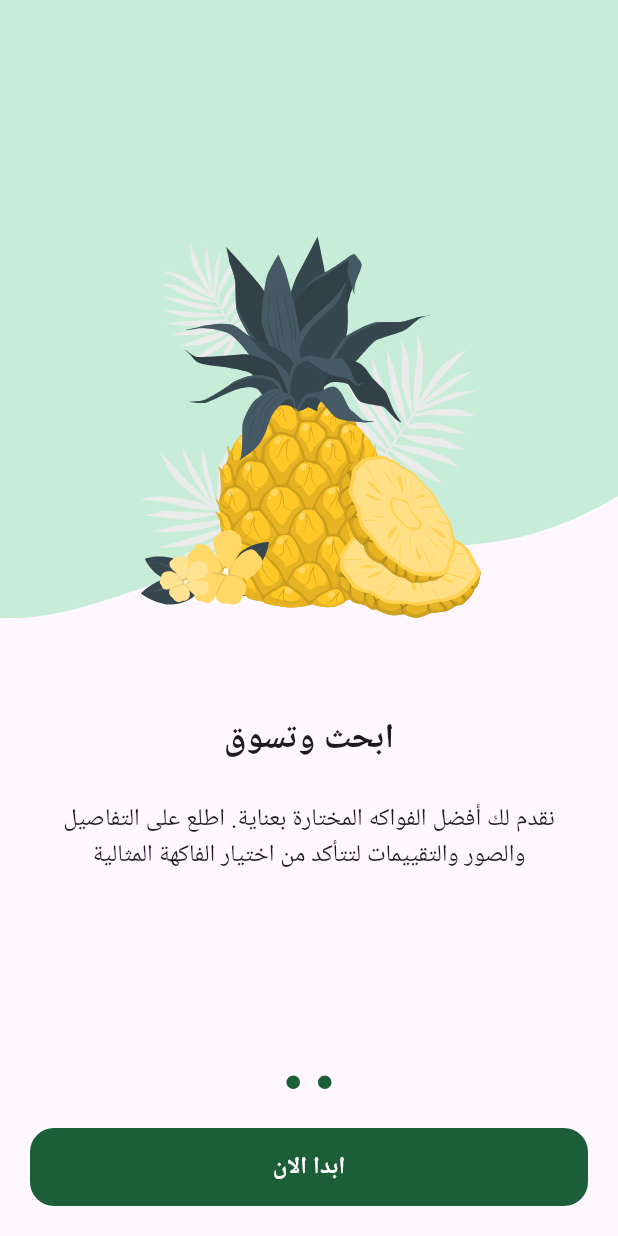
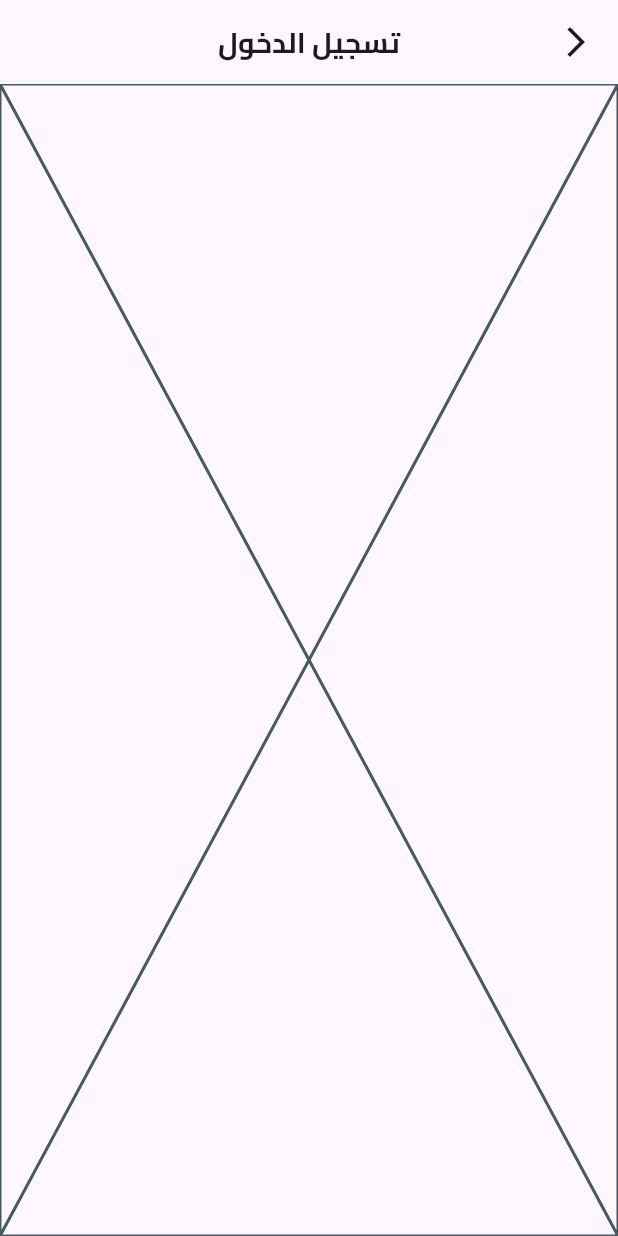
Before and after one commit to omarelshahawy00/Fresh-Fruity, a Flutter app: the screen it shows after launch, after a tap on "تخط", on a phone screen of 412 x 824 dp. Run offline on Flutter 3.47's test engine with Material 3 defaults, Android fonts, the phone set to English and light mode, and no system bars; drawn by our look-alikes of dots_indicator; our stand-ins replace flutter_svg, shared_preferences.

Commit message:
implement onboarding flow with shared preferences and login screen navigation

```diff
--- a/lib/core/helper_functions/on_generate_rout.dart
+++ b/lib/core/helper_functions/on_generate_route.dart
@@ -1,3 +1,4 @@
+import 'package:ecommerce_app/features/auth/ui/screens/login_screen.dart';
 import 'package:ecommerce_app/features/onboarding/ui/screens/onboarding_screen.dart';
 import 'package:ecommerce_app/features/splash/ui/screens/splash_screen.dart';
 import 'package:flutter/material.dart';
@@ -5,6 +6,7 @@ import 'package:flutter/material.dart';
 class AppRouter {
   static const String splashScreen = 'splashScreen';
   static const String onboardingScreen = 'onboardingScreen';
+  static const String loginScreen = 'loginScreen';
   static Route<dynamic> onGenerateRoute(RouteSettings settings) {
     switch (settings.name) {
       case splashScreen:
@@ -12,6 +14,10 @@ class AppRouter {
       case onboardingScreen:
         return MaterialPageRoute(
             builder: (context) => const OnboardingScreen());
+      case loginScreen:
+        return MaterialPageRoute(
+          builder: (context) => const LoginScreen(),
+        );
       default:
         return MaterialPageRoute(builder: (context) => const Scaffold());
     }
--- /dev/null
+++ b/lib/core/services/shared_preferences_singletone.dart
@@ -0,0 +1,17 @@
+import 'package:shared_preferences/shared_preferences.dart';
+
+class Prefs {
+  static late SharedPreferences _instance;
+
+  static Future<void> init() async {
+    _instance = await SharedPreferences.getInstance();
+  }
+
+  static setBool(String key, bool value) {
+    _instance.setBool(key, value);
+  }
+
+  static getBool(String key) {
+    return _instance.getBool(key) ?? false;
+  }
+}
--- a/lib/core/theming/styles.dart
+++ b/lib/core/theming/styles.dart
@@ -1,143 +1,35 @@
-import 'package:ecommerce_app/core/theming/colors.dart';
-import 'package:ecommerce_app/core/theming/font_weight_helper.dart';
 import 'package:flutter/material.dart';
 
 class TextStyles {
-  static TextStyle font24BlackBold = TextStyle(
-    fontSize: 24,
-    fontWeight: FontWeightHelper.bold,
-    color: Colors.black,
+  static const TextStyle size19Weight700 = TextStyle(
+    fontFamily: 'Cairo',
+    fontSize: 19.0,
+    fontWeight: FontWeight.w700,
   );
 
-  static TextStyle font32BlueBold = TextStyle(
-    fontSize: 32,
-    fontWeight: FontWeightHelper.bold,
-    color: ColorsManager.mainBlue,
+  static const TextStyle size13Weight600 = TextStyle(
+    fontFamily: 'Cairo',
+    fontSize: 13.0,
+    fontWeight: FontWeight.w600,
+    color: Color(0xFF949D9E),
   );
 
-  static TextStyle font13BlueSemiBold = TextStyle(
-    fontSize: 13,
-    fontWeight: FontWeightHelper.semiBold,
-    color: ColorsManager.mainBlue,
-  );
-
-  static TextStyle font13DarkBlueMedium = TextStyle(
-    fontSize: 13,
-    fontWeight: FontWeightHelper.medium,
-    color: ColorsManager.darkBlue,
-  );
-
-  static TextStyle font13DarkBlueRegular = TextStyle(
-    fontSize: 13,
-    fontWeight: FontWeightHelper.regular,
-    color: ColorsManager.darkBlue,
-  );
-
-  static TextStyle font24BlueBold = TextStyle(
-    fontSize: 24,
-    fontWeight: FontWeightHelper.bold,
-    color: ColorsManager.mainBlue,
-  );
-
-  static TextStyle font16WhiteSemiBold = TextStyle(
-    fontSize: 16,
-    fontWeight: FontWeightHelper.semiBold,
+  static const TextStyle size16Weight700 = TextStyle(
+    fontFamily: 'Cairo',
+    fontSize: 16.0,
+    fontWeight: FontWeight.w700,
     color: Colors.white,
   );
 
-  static TextStyle font13GrayRegular = TextStyle(
-    fontSize: 13,
-    fontWeight: FontWeightHelper.regular,
-    color: ColorsManager.gray,
+  static const TextStyle size16Weight600 = TextStyle(
+    fontFamily: 'Cairo',
+    fontSize: 16.0,
+    fontWeight: FontWeight.w600,
   );
 
-  static TextStyle font12GrayRegular = TextStyle(
-    fontSize: 12,
-    fontWeight: FontWeightHelper.regular,
-    color: ColorsManager.gray,
-  );
-
-  static TextStyle font12GrayMedium = TextStyle(
-    fontSize: 12,
-    fontWeight: FontWeightHelper.medium,
-    color: ColorsManager.gray,
-  );
-
-  static TextStyle font12DarkBlueRegular = TextStyle(
-    fontSize: 12,
-    fontWeight: FontWeightHelper.regular,
-    color: ColorsManager.darkBlue,
-  );
-
-  static TextStyle font12BlueRegular = TextStyle(
-    fontSize: 12,
-    fontWeight: FontWeightHelper.regular,
-    color: ColorsManager.mainBlue,
-  );
-
-  static TextStyle font13BlueRegular = TextStyle(
-    fontSize: 13,
-    fontWeight: FontWeightHelper.regular,
-    color: ColorsManager.mainBlue,
-  );
-
-  static TextStyle font14GrayRegular = TextStyle(
-    fontSize: 14,
-    fontWeight: FontWeightHelper.regular,
-    color: ColorsManager.gray,
-  );
-
-  static TextStyle font14LightGrayRegular = TextStyle(
-    fontSize: 14,
-    fontWeight: FontWeightHelper.regular,
-    color: ColorsManager.lightGray,
-  );
-
-  static TextStyle font14DarkBlueMedium = TextStyle(
-    fontSize: 14,
-    fontWeight: FontWeightHelper.medium,
-    color: ColorsManager.darkBlue,
-  );
-
-  static TextStyle font14DarkBlueBold = TextStyle(
-    fontSize: 14,
-    fontWeight: FontWeightHelper.bold,
-    color: ColorsManager.darkBlue,
-  );
-
-  static TextStyle font16WhiteMedium = TextStyle(
-    fontSize: 16,
-    fontWeight: FontWeightHelper.medium,
-    color: Colors.white,
-  );
-
-  static TextStyle font14BlueSemiBold = TextStyle(
-    fontSize: 14,
-    fontWeight: FontWeightHelper.semiBold,
-    color: ColorsManager.mainBlue,
-  );
-
-  static TextStyle font15DarkBlueMedium = TextStyle(
-    fontSize: 15,
-    fontWeight: FontWeightHelper.medium,
-    color: ColorsManager.darkBlue,
-  );
-
-  static TextStyle font18DarkBlueBold = TextStyle(
-    fontSize: 18,
-    fontWeight: FontWeightHelper.bold,
-    color: ColorsManager.darkBlue,
-  );
-
-  static TextStyle font18DarkBlueSemiBold = TextStyle(
-    fontSize: 18,
-    fontWeight: FontWeightHelper.semiBold,
-    color: ColorsManager.darkBlue,
-  );
-
-  static TextStyle font18WhiteMedium = TextStyle(
-    fontSize: 18,
-    fontWeight: FontWeightHelper.medium,
-    color: Colors.white,
+  static const TextStyle size23Weight700 = TextStyle(
+    fontFamily: 'Cairo',
+    fontSize: 23.0,
+    fontWeight: FontWeight.w700,
   );
 }
--- /dev/null
+++ b/lib/core/utils/constants.dart
@@ -0,0 +1 @@
+const isOnBoardingViewSeen = 'isOnBoardingViewSeen';
--- a/lib/core/widgets/app_text_button.dart
+++ b/lib/core/widgets/app_text_button.dart
@@ -43,7 +43,7 @@ class AppTextButton extends StatelessWidget {
         onPressed: onPressed,
         child: Text(
           buttonText,
-          style: textStyle ?? TextStyles.font16WhiteSemiBold,
+          style: textStyle ?? TextStyles.size16Weight700,
         ));
   }
 }
--- a/lib/core/widgets/app_text_form_field.dart
+++ b/lib/core/widgets/app_text_form_field.dart
@@ -35,7 +35,7 @@ class AppTextFormField extends StatelessWidget {
       decoration: InputDecoration(
         isDense: true,
         hintText: hintText,
-        hintStyle: hintTextStyle ?? TextStyles.font14LightGrayRegular,
+        hintStyle: hintTextStyle ?? TextStyles.size13Weight600,
         fillColor: ColorsManager.moreLightGray,
         filled: true,
         suffixIcon: suffixIcon,
--- /dev/null
+++ b/lib/core/widgets/custom_appbar.dart
@@ -0,0 +1,15 @@
+import 'package:flutter/material.dart';
+
+import '../theming/styles.dart';
+
+AppBar buildAppbar(context, {required String title}) {
+  return AppBar(
+    elevation: 0,
+    leading: Icon(Icons.arrow_back_ios_new),
+    title: Text(
+      title,
+      style: TextStyles.size19Weight700,
+    ),
+    centerTitle: true,
+  );
+}
--- /dev/null
+++ b/lib/features/auth/ui/screens/login_screen.dart
@@ -0,0 +1,16 @@
+import 'package:ecommerce_app/features/auth/ui/screens/widgets/login_screen_body.dart';
+import 'package:flutter/material.dart';
+
+import '../../../../core/widgets/custom_appbar.dart';
+
+class LoginScreen extends StatelessWidget {
+  const LoginScreen({super.key});
+
+  @override
+  Widget build(BuildContext context) {
+    return Scaffold(
+      appBar: buildAppbar(context, title: 'تسجيل الدخول'),
+      body: LoginScreenBody(),
+    );
+  }
+}
--- /dev/null
+++ b/lib/features/auth/ui/screens/widgets/login_screen_body.dart
@@ -0,0 +1,10 @@
+import 'package:flutter/material.dart';
+
+class LoginScreenBody extends StatelessWidget {
+  const LoginScreenBody({super.key});
+
+  @override
+  Widget build(BuildContext context) {
+    return const Placeholder();
+  }
+}
--- a/lib/features/onboarding/ui/screens/widgets/onboarding_page_view.dart
+++ b/lib/features/onboarding/ui/screens/widgets/onboarding_page_view.dart
@@ -1,4 +1,8 @@
+import 'package:ecommerce_app/core/helper_functions/on_generate_route.dart';
+import 'package:ecommerce_app/core/services/shared_preferences_singletone.dart';
+import 'package:ecommerce_app/core/theming/styles.dart';
 import 'package:ecommerce_app/core/utils/const_images.dart';
+import 'package:ecommerce_app/core/utils/constants.dart';
 import 'package:ecommerce_app/features/onboarding/ui/screens/widgets/page_view_item.dart';
 import 'package:flutter/material.dart';
 
@@ -12,8 +16,18 @@ class OnboardingPageView extends StatelessWidget {
       children: [
         PageViewItem(
           skipTitle: GestureDetector(
-            onTap: () => pageController.jumpToPage(1),
-            child: Text('تخط'),
+            onTap: () {
+              Prefs.setBool(isOnBoardingViewSeen, true);
+              Navigator.pushReplacementNamed(context, AppRouter.loginScreen);
+            },
+            child: Text(
+              'تخط',
+              style: TextStyle(
+                fontSize: 13,
+                fontWeight: FontWeight.w400,
+                color: Colors.grey,
+              ),
+            ),
           ),
           backgroundImage: ConstImages.onboardingBackground1,
           title: Row(
@@ -21,11 +35,17 @@ class OnboardingPageView extends StatelessWidget {
             children: [
               Text(
                 'مرحبًا بك في',
-                style: TextStyle(fontSize: 23, fontWeight: FontWeight.w700),
+                style: TextStyles.size23Weight700,
               ),
-              Text(
-                'FreshFruity',
-                style: TextStyle(fontSize: 23, fontWeight: FontWeight.w700),
+              Row(
+                children: [
+                  Text(
+                    ' Fruity',
+                    style: TextStyles.size23Weight700
+                        .copyWith(color: Color(0xfff4a91f)),
+                  ),
+                  Text('&Fresh', style: TextStyles.size23Weight700),
+                ],
               ),
             ],
           ),
@@ -40,7 +60,7 @@ class OnboardingPageView extends StatelessWidget {
             children: [
               Text(
                 'ابحث وتسوق',
-                style: TextStyle(fontSize: 23, fontWeight: FontWeight.w700),
+                style: TextStyles.size23Weight700,
               ),
             ],
           ),
--- a/lib/features/onboarding/ui/screens/widgets/onboarding_screen_body.dart
+++ b/lib/features/onboarding/ui/screens/widgets/onboarding_screen_body.dart
@@ -1,10 +1,12 @@
 import 'package:dots_indicator/dots_indicator.dart';
+import 'package:ecommerce_app/core/helper_functions/on_generate_route.dart';
+import 'package:ecommerce_app/core/services/shared_preferences_singletone.dart';
 import 'package:ecommerce_app/core/theming/colors.dart';
-import 'package:ecommerce_app/core/utils/const_images.dart';
 import 'package:ecommerce_app/core/widgets/app_text_button.dart';
 import 'package:ecommerce_app/features/onboarding/ui/screens/widgets/onboarding_page_view.dart';
 import 'package:flutter/material.dart';
-import 'package:flutter_svg/svg.dart';
+
+import '../../../../../core/utils/constants.dart';
 
 class OnboardingScreenBody extends StatefulWidget {
   const OnboardingScreenBody({super.key});
@@ -60,7 +62,10 @@ class _OnboardingScreenBodyState extends State<OnboardingScreenBody> {
             maintainState: true,
             visible: currentPage == 0 ? false : true,
             child: AppTextButton(
-              onPressed: () {},
+              onPressed: () {
+                Prefs.setBool(isOnBoardingViewSeen, true);
+                Navigator.pushReplacementNamed(context, AppRouter.loginScreen);
+              },
               buttonText: 'ابدا الان',
               backgroundColor: ColorsManager.mainGreen,
             ),
--- a/lib/features/onboarding/ui/screens/widgets/page_view_item.dart
+++ b/lib/features/onboarding/ui/screens/widgets/page_view_item.dart
@@ -1,4 +1,4 @@
-import 'package:dots_indicator/dots_indicator.dart';
+import 'package:ecommerce_app/core/theming/styles.dart';
 import 'package:flutter/material.dart';
 import 'package:flutter_svg/svg.dart';
 
@@ -59,7 +59,7 @@ class PageViewItem extends StatelessWidget {
               Text(
                 textAlign: TextAlign.center,
                 subTitle,
-                style: TextStyle(fontSize: 16),
+                style: TextStyles.size13Weight600.copyWith(color: Colors.black),
               ),
             ],
           ),
--- a/lib/features/splash/ui/screens/widgets/splash_screen_body.dart
+++ b/lib/features/splash/ui/screens/widgets/splash_screen_body.dart
@@ -1,8 +1,10 @@
+import 'package:ecommerce_app/core/services/shared_preferences_singletone.dart';
 import 'package:ecommerce_app/core/utils/app_images.dart';
+import 'package:ecommerce_app/core/utils/constants.dart';
 import 'package:flutter/material.dart';
 import 'package:flutter_svg/svg.dart';
 
-import '../../../../../core/helper_functions/on_generate_rout.dart';
+import '../../../../../core/helper_functions/on_generate_route.dart';
 
 class SplashScreenBody extends StatefulWidget {
   const SplashScreenBody({super.key});
@@ -42,8 +44,16 @@ class _SplashScreenBodyState extends State<SplashScreenBody> {
   }
 
   void navigationTiming() {
-    Future.delayed(const Duration(seconds: 3), () {
-      Navigator.pushReplacementNamed(context, AppRouter.onboardingScreen);
-    });
+    Future.delayed(
+      const Duration(seconds: 3),
+      () {
+        bool seen = Prefs.getBool(isOnBoardingViewSeen);
+        if (seen == false) {
+          Navigator.pushReplacementNamed(context, AppRouter.onboardingScreen);
+        } else {
+          Navigator.pushReplacementNamed(context, AppRouter.loginScreen);
+        }
+      },
+    );
   }
 }
--- a/lib/main.dart
+++ b/lib/main.dart
@@ -1,10 +1,12 @@
-import 'package:ecommerce_app/core/helper_functions/on_generate_rout.dart';
+import 'package:ecommerce_app/core/helper_functions/on_generate_route.dart';
+import 'package:ecommerce_app/core/services/shared_preferences_singletone.dart';
 import 'package:ecommerce_app/generated/l10n.dart';
 import 'package:flutter/material.dart';
 import 'package:flutter_localizations/flutter_localizations.dart';
 
-void main() {
+void main() async {
   runApp(const freshfruit());
+  await Prefs.init();
 }
 
 class freshfruit extends StatelessWidget {
@@ -13,6 +15,9 @@ class freshfruit extends StatelessWidget {
   @override
   Widget build(BuildContext context) {
     return MaterialApp(
+      theme: ThemeData(
+        fontFamily: 'Cairo',
+      ),
       localizationsDelegates: [
         S.delegate,
         GlobalMaterialLocalizations.delegate,
```
Also changed, not shown: pubspec.yaml (+14 -12 lines), assets/fonts/Cairo-Bold.ttf (added), assets/fonts/Cairo-Medium.ttf (added), assets/fonts/Cairo-Regular.ttf (added), assets/fonts/Cairo-SemiBold.ttf (added), pubspec.lock, 1 other file.
